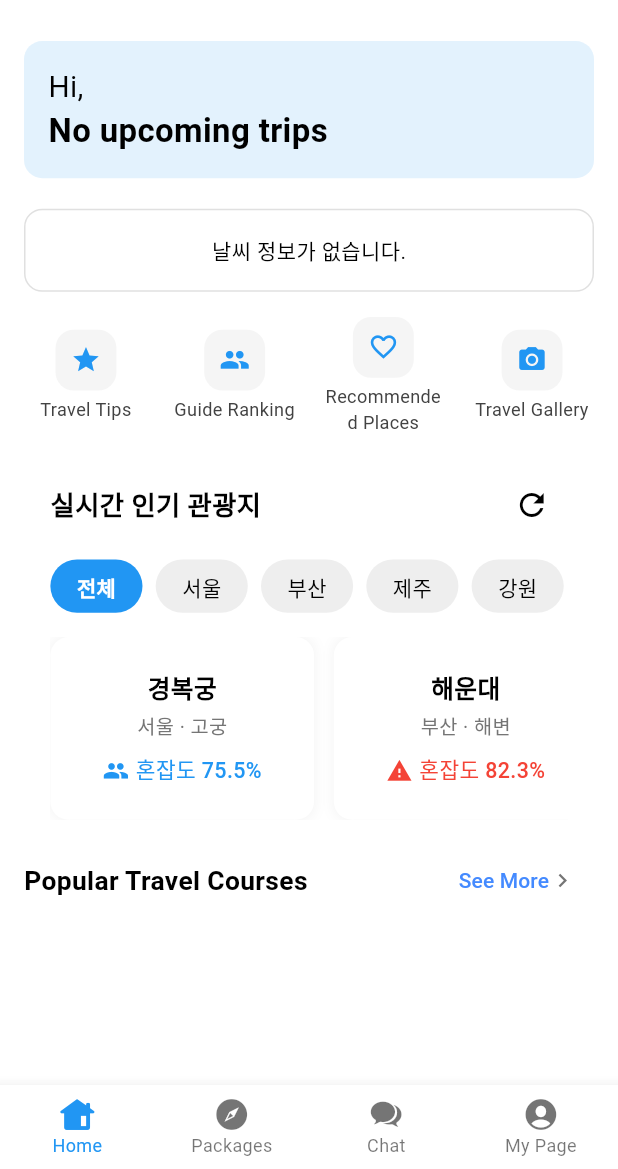
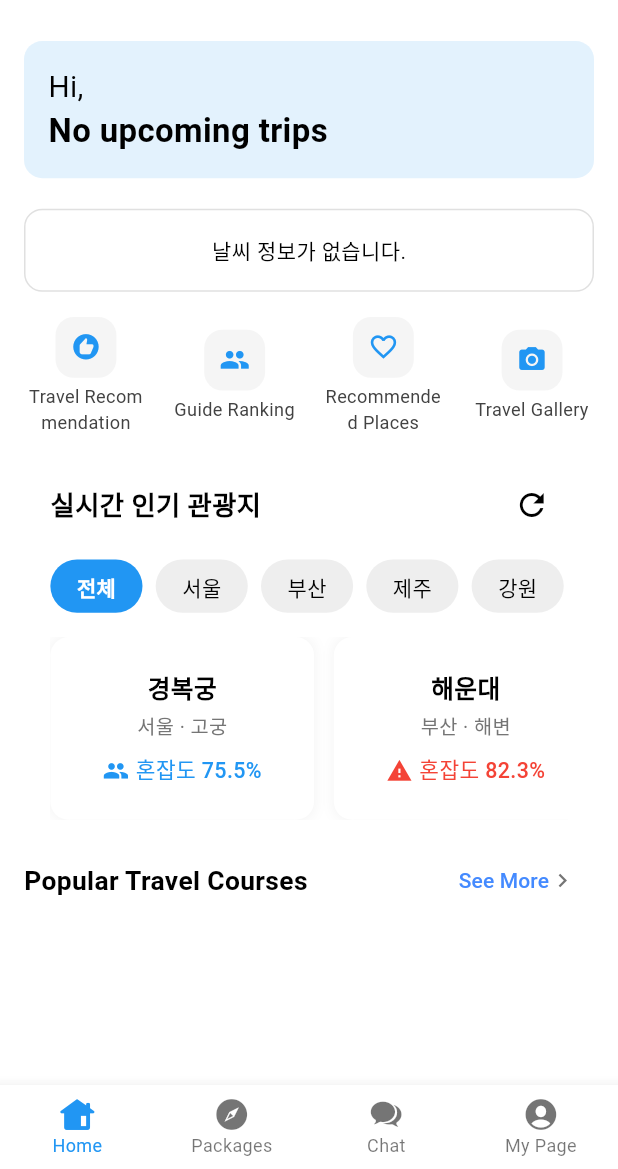
Before and after one commit to peteryu24/TravelOn, a Flutter app: the HomeScreen screen opened by its route, on a phone screen of 412 x 824 dp, the part 67-1236 px from its top. Run offline on Flutter 3.47's test engine with Material 3 defaults, Android fonts, the phone set to English and light mode, and no system bars; our stand-ins replace cached_network_image, cloud_firestore, easy_localization, firebase_auth, firebase_core, firebase_messaging and 11 more; missing offline and left inert: firebase_app_check, flutter_naver_map, kakao_flutter_sdk_common, kakao_flutter_sdk_user; accounts and stored records are empty; network calls fail.

Commit message:
feat: 여행추천 기능 추가

```diff
--- a/assets/translations/en-US.json
+++ b/assets/translations/en-US.json
@@ -43,7 +43,7 @@
     "view_more": "View More"
   },
   "menu": {
-    "travel_tips": "Travel Tips",
+    "travel_recommendation": "Travel Recommendation",
     "guide_ranking": "Guide Ranking",
     "recommended_places": "Recommended Places",
     "travel_gallery": "Travel Gallery"
--- a/assets/translations/ko-KR.json
+++ b/assets/translations/ko-KR.json
@@ -43,7 +43,7 @@
     "view_more": "더보기"
   },
   "menu": {
-    "travel_tips": "여행꿀팁",
+    "travel_recommendation": "여행추천",
     "guide_ranking": "가이드랭킹",
     "recommended_places": "추천장소",
     "travel_gallery": "여행갤러리"
@@ -240,5 +240,9 @@
     "travel_route": {
       "title": "여행 코스"
     }
+  },
+  "recommendation": {
+    "title": "맞춤 여행 추천",
+    "empty": "추천할 여행 패키지가 없습니다.\n여행 패키지를 좋아요하고 더 많은 추천을 받아보세요!"
   }
 }
--- a/lib/core/presentation/widgets/scaffold_with_bottom_nav.dart
+++ b/lib/core/presentation/widgets/scaffold_with_bottom_nav.dart
@@ -1,5 +1,4 @@
 import 'package:flutter/material.dart';
-import 'package:go_router/go_router.dart';
 import 'package:provider/provider.dart';
 import 'package:travel_on_final/core/providers/navigation_provider.dart';
 import 'package:travel_on_final/features/chat/presentation/screens/chat_list_screen.dart';
--- a/lib/features/home/presentation/screens/home_screen.dart
+++ b/lib/features/home/presentation/screens/home_screen.dart
@@ -14,6 +14,7 @@ import '../../../../core/providers/navigation_provider.dart';
 import '../../../../features/notification/presentation/screens/notification_center_screen.dart';
 import '../../../../features/notification/presentation/providers/notification_provider.dart';
 import '../../../../features/home/presentation/widgets/tourism_density_widget.dart';
+import 'package:travel_on_final/features/recommendation/presentation/screens/recommendation_screen.dart';
 
 class HomeScreen extends StatefulWidget {
   const HomeScreen({super.key});
@@ -122,11 +123,10 @@ class _HomeScreenState extends State<HomeScreen> {
                 crossAxisCount: 4,
                 mainAxisSpacing: 15.w,
                 crossAxisSpacing: 15.w,
-                // childAspectRatio를 조정하여 2줄 텍스트가 들어갈 공간 확보
-                childAspectRatio: 0.9, // 1.0에서 0.9로 변경하여 세로 공간 확보
+                childAspectRatio: 0.9,
                 children: [
-                  _buildMenuItem(
-                      Icons.star, 'menu.travel_tips'.tr(), '/travel-tips'),
+                  _buildMenuItem(Icons.recommend,
+                      'menu.travel_recommendation'.tr(), '/recommendation'),
                   _buildMenuItem(Icons.people, 'menu.guide_ranking'.tr(),
                       '/guide-ranking'),
                   _buildMenuItem(Icons.favorite_border,
--- a/lib/features/search/domain/entities/travel_package.dart
+++ b/lib/features/search/domain/entities/travel_package.dart
@@ -3,9 +3,9 @@ import 'package:travel_on_final/features/map/domain/entities/travel_point.dart';
 class TravelPackage {
   final String id;
   final String title;
+  final String description;
+  final double price;
   final String region;
-  final double price;
-  final String description;
   final String? mainImage;
   final List<String> descriptionImages;
   final String guideName;
@@ -13,10 +13,11 @@ class TravelPackage {
   final int minParticipants;
   final int maxParticipants;
   final int nights;
-  final int totalDays;  // 필드 추가
   final List<int> departureDays;
-  List<String> likedBy;
-  int likesCount;
+  final int totalDays;
+  final List<String> likedBy;
+  final int likesCount;
+  final double rating;
   final double averageRating;
   final int reviewCount;
   final List<TravelPoint> routePoints;
@@ -24,25 +25,29 @@ class TravelPackage {
   TravelPackage({
     required this.id,
     required this.title,
+    required this.description,
+    required this.price,
     required this.region,
-    required this.price,
-    required this.description,
     this.mainImage,
-    this.descriptionImages = const [],
+    required this.descriptionImages,
     required this.guideName,
     required this.guideId,
     required this.minParticipants,
     required this.maxParticipants,
     required this.nights,
-    var totalDays,  // 매개변수 추가
     required this.departureDays,
+    required this.totalDays,
     List<String>? likedBy,
-    this.likesCount = 0,
-    this.averageRating = 0.0,
-    this.reviewCount = 0,
-    this.routePoints = const [],
-  })  : this.totalDays = totalDays ?? nights + 1,  // nights + 1로 기본값 설정
-        this.likedBy = likedBy ?? [];  // 쉼표로 구분, 마지막에 세미콜론
+    int? likesCount,
+    double? rating,
+    double? averageRating,
+    int? reviewCount,
+    required this.routePoints,
+  })  : likedBy = likedBy ?? [],
+        likesCount = likesCount ?? 0,
+        rating = rating ?? 0.0,
+        averageRating = averageRating ?? 0.0,
+        reviewCount = reviewCount ?? 0;
 
   Map<String, dynamic> toJson() => {
         'id': id,
@@ -57,10 +62,11 @@ class TravelPackage {
         'minParticipants': minParticipants,
         'maxParticipants': maxParticipants,
         'nights': nights,
-    'totalDays': totalDays,  // 추가
+        'totalDays': totalDays,
         'departureDays': departureDays,
         'likedBy': likedBy,
         'likesCount': likesCount,
+        'rating': rating,
         'averageRating': averageRating,
         'reviewCount': reviewCount,
         'routePoints': routePoints.map((point) => point.toJson()).toList(),
@@ -83,20 +89,24 @@ class TravelPackage {
         departureDays: List<int>.from(json['departureDays'] ?? []),
         likedBy: List<String>.from(json['likedBy'] ?? []),
         likesCount: (json['likesCount'] as num?)?.toInt() ?? 0,
+        rating: (json['rating'] as num?)?.toDouble() ?? 0.0,
         averageRating: (json['averageRating'] as num?)?.toDouble() ?? 0.0,
         reviewCount: (json['reviewCount'] as num?)?.toInt() ?? 0,
         routePoints: (json['routePoints'] as List<dynamic>?)
-        ?.map((point) => TravelPoint.fromJson(point as Map<String, dynamic>))
-        .toList() ?? [],
+                ?.map((point) =>
+                    TravelPoint.fromJson(point as Map<String, dynamic>))
+                .toList() ??
+            [],
       );
 
   TravelPackage copyWith({
     List<String>? likedBy,
     int? likesCount,
+    double? rating,
     double? averageRating,
     int? reviewCount,
     List<TravelPoint>? routePoints,
-    int? totalDays,  // 추가
+    int? totalDays,
   }) {
     return TravelPackage(
       id: id,
@@ -111,10 +121,11 @@ class TravelPackage {
       minParticipants: minParticipants,
       maxParticipants: maxParticipants,
       nights: nights,
-      totalDays: totalDays ?? this.totalDays,  // 추가
+      totalDays: totalDays ?? this.totalDays,
       departureDays: departureDays,
       likedBy: likedBy ?? List<String>.from(this.likedBy),
       likesCount: likesCount ?? this.likesCount,
+      rating: rating ?? this.rating,
       averageRating: averageRating ?? this.averageRating,
       reviewCount: reviewCount ?? this.reviewCount,
       routePoints: routePoints ?? List<TravelPoint>.from(this.routePoints),
--- a/lib/features/search/presentation/providers/travel_provider.dart
+++ b/lib/features/search/presentation/providers/travel_provider.dart
@@ -420,9 +420,8 @@ class TravelProvider extends ChangeNotifier {
         }
       }
 
-      double averageRating = totalReviews > 0
-          ? (totalRatingSum / totalReviews)
-          : 0.0;
+      double averageRating =
+          totalReviews > 0 ? (totalRatingSum / totalReviews) : 0.0;
 
       return {
         'totalReviews': totalReviews,
--- a/lib/route.dart
+++ b/lib/route.dart
@@ -22,6 +22,7 @@ import 'package:travel_on_final/features/chat/presentation/screens/search/map_se
 // guide
 import 'package:travel_on_final/features/guide/presentation/screens/guide_packages_screen.dart';
 import 'package:travel_on_final/features/guide/presentation/screens/guide_ranking_screen.dart';
+import 'package:travel_on_final/features/recommendation/presentation/screens/recommendation_screen.dart';
 // reservation
 import 'package:travel_on_final/features/reservation/presentation/screens/reservation_calendar_screen.dart';
 // search
@@ -320,5 +321,10 @@ final goRouter = GoRouter(
       path: '/gallery-search',
       builder: (context, state) => const GallerySearchScreen(),
     ),
+    // 추천 화면 라우트 추가
+    GoRoute(
+      path: '/recommendation',
+      builder: (context, state) => const RecommendationScreen(),
+    ),
   ],
 );
```
Also changed, not shown: lib/features/chat/presentation/widgets/message_bubble_widget.dart (+54 -35 lines), lib/features/profile/presentation/screens/edit_packages_screen.dart (+40 -22 lines), lib/features/profile/presentation/screens/reservation_screen.dart (+27 -15 lines), lib/features/recommendation/domain/entities/user_preference.dart (added, +17 -0 lines), lib/features/recommendation/presentation/providers/recommendation_provider.dart (added, +112 -0 lines), lib/features/recommendation/presentation/screens/recommendation_screen.dart (added, +77 -0 lines), lib/features/recommendation/presentation/widgets/recommendation_card.dart (added, +106 -0 lines), lib/features/search/data/repositories/travel_repositories_impl.dart (+15 -7 lines), lib/main.dart (+17 -14 lines). Lines whose indentation alone changed are shown as unchanged.
